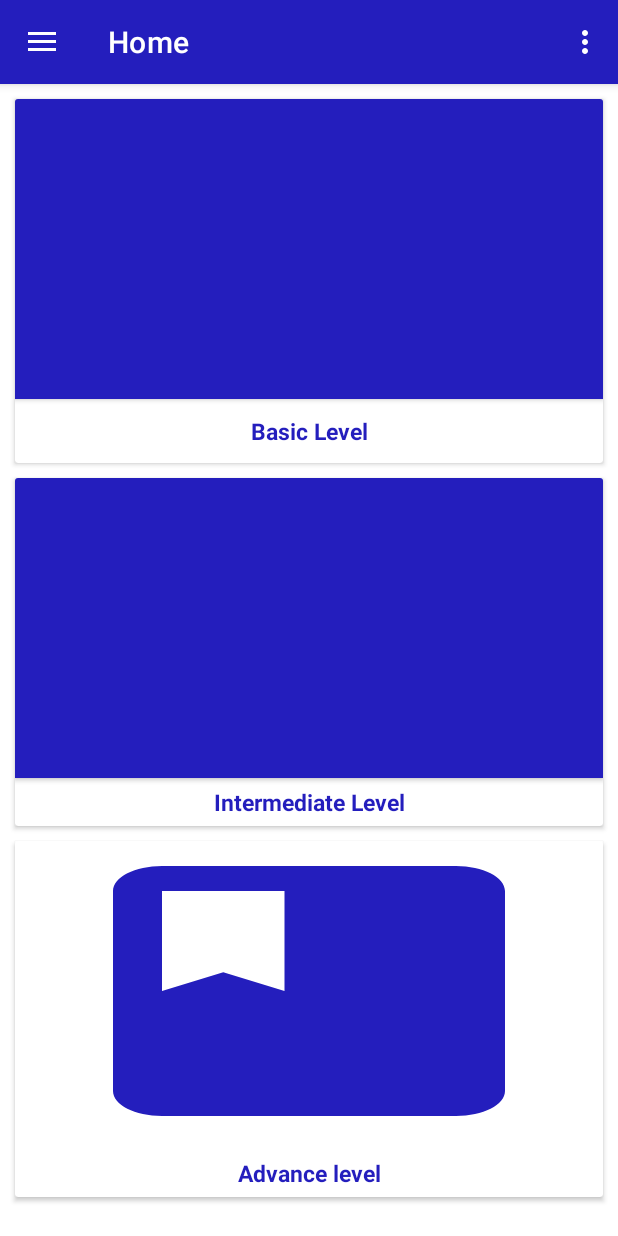
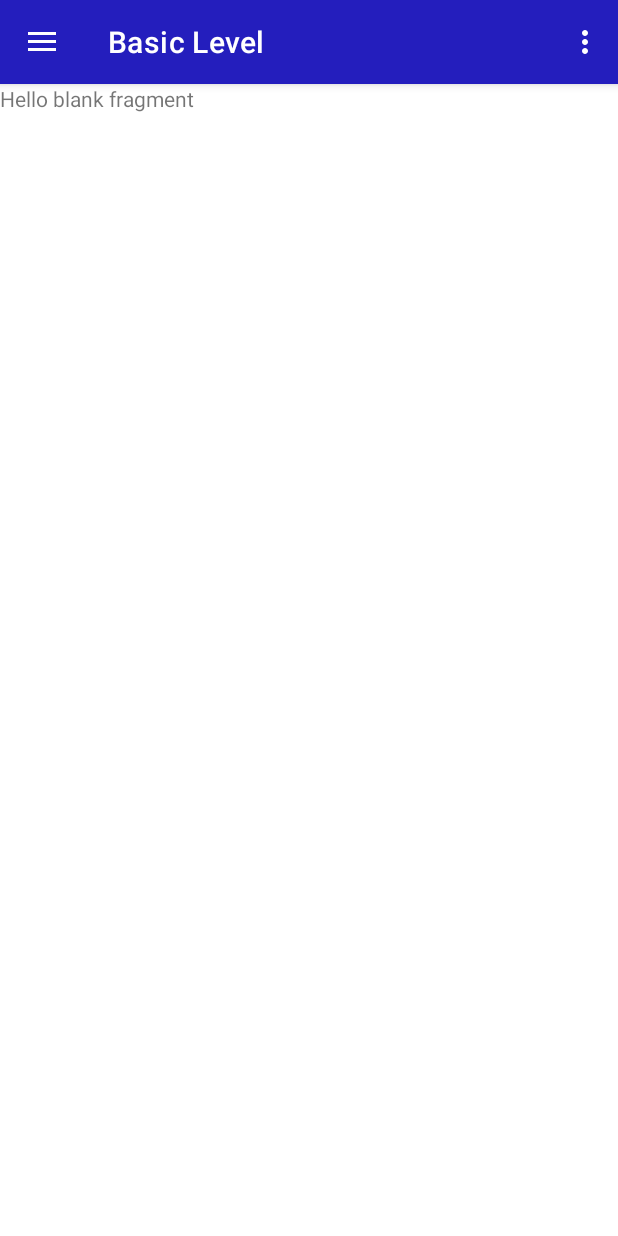
Before and after one commit to sruthi109/projectproto, an Android app: the MainActivity screen opened directly, with no data from a screen before it, after a tap on an icon or button, on a phone screen of 412 x 824 dp. Run offline under Robolectric (Android 15) with nearby library versions, the phone set to English and light mode, and no system bars; our stand-ins replace Firebase (no records; nobody signed in at launch, a user with empty details on screens opened directly), navigation-ui.

Commit message:
fragment working

```diff
--- a/app/build.gradle
+++ b/app/build.gradle
@@ -41,6 +41,8 @@ dependencies {
     implementation 'androidx.lifecycle:lifecycle-viewmodel-ktx:2.3.0'
     implementation 'com.google.firebase:firebase-auth:20.0.1'
     implementation 'com.google.firebase:firebase-firestore:22.0.0'
+    implementation 'androidx.lifecycle:lifecycle-extensions:2.2.0'
+    implementation 'androidx.legacy:legacy-support-v4:1.0.0'
     testImplementation 'junit:junit:4.+'
     androidTestImplementation 'androidx.test.ext:junit:1.1.2'
     implementation 'com.android.support:multidex:1.0.3'
--- a/app/src/main/java/com/example/learnfrench/AboutUs.java
+++ b/app/src/main/java/com/example/learnfrench/AboutUs.java
@@ -5,7 +5,9 @@ import android.view.LayoutInflater;
 import android.view.View;
 import android.view.ViewGroup;
 
-public class AboutUs {
+import androidx.fragment.app.Fragment;
+
+public class AboutUs  extends Fragment {
     public View onCreateView(LayoutInflater inflater, ViewGroup container,
                              Bundle savedInstanceState) {
         // Inflate the layout for this fragment
--- a/app/src/main/java/com/example/learnfrench/ui/advancelevel/AdvanceFragment.java
+++ b/app/src/main/java/com/example/learnfrench/ui/advancelevel/AdvanceFragment.java
@@ -1,5 +1,20 @@
 package com.example.learnfrench.ui.advancelevel;
 
-public class AdvanceFragment {
+import android.os.Bundle;
+import android.view.LayoutInflater;
+import android.view.View;
+import android.view.ViewGroup;
 
+import androidx.fragment.app.Fragment;
+
+import com.example.learnfrench.R;
+
+public class AdvanceFragment extends Fragment {
+
+
+    @Override
+    public View onCreateView(LayoutInflater inflater, ViewGroup container, Bundle savedInstanceState){
+        View root= inflater.inflate(R.layout.fragment_advance, container, false);
+        return root;
+    }
 }
--- a/app/src/main/java/com/example/learnfrench/ui/basicLevel/BasicFragment.java
+++ b/app/src/main/java/com/example/learnfrench/ui/basicLevel/BasicFragment.java
@@ -1,5 +1,23 @@
 package com.example.learnfrench.ui.basicLevel;
 
-public class BasicFragment {
+
+import android.os.Bundle;
+import android.view.LayoutInflater;
+import android.view.View;
+import android.view.ViewGroup;
+
+import androidx.fragment.app.Fragment;
+
+import com.example.learnfrench.R;
+
+public class BasicFragment extends Fragment {
+
+
+    @Override
+    public View onCreateView(LayoutInflater inflater, ViewGroup container, Bundle savedInstanceState){
+        View root= inflater.inflate(R.layout.fragment_basic, container, false);
+        return root;
+    }
+
 
 }
--- a/app/src/main/java/com/example/learnfrench/ui/home/HomeFragment.java
+++ b/app/src/main/java/com/example/learnfrench/ui/home/HomeFragment.java
@@ -13,6 +13,7 @@ import androidx.annotation.Nullable;
 import androidx.fragment.app.Fragment;
 import androidx.lifecycle.Observer;
 import androidx.lifecycle.ViewModelProvider;
+import androidx.lifecycle.ViewModelProviders;
 import androidx.navigation.Navigation;
 
 import com.example.learnfrench.R;
@@ -25,7 +26,7 @@ public class HomeFragment extends Fragment {
     public View onCreateView(@NonNull LayoutInflater inflater,
                              ViewGroup container, Bundle savedInstanceState) {
         homeViewModel =
-                new ViewModelProvider(this).get(HomeViewModel.class);
+                ViewModelProviders.of(this).get(HomeViewModel.class);
         View root = inflater.inflate(R.layout.fragment_home, container, false);
         basic=root.findViewById(R.id.basic);
         intermediate=root.findViewById(R.id.intermediate);
@@ -33,6 +34,7 @@ public class HomeFragment extends Fragment {
         TextView basicText=root.findViewById(R.id.basicText);
         TextView textintermediate=root.findViewById(R.id.textintermediate);
         TextView textadvance=root.findViewById(R.id.textadvance);
+
         basic.setOnClickListener(new View.OnClickListener() {
             @Override
             public void onClick(View v) {
--- a/app/src/main/java/com/example/learnfrench/ui/intermediatelevel/IntermediateFragment.java
+++ b/app/src/main/java/com/example/learnfrench/ui/intermediatelevel/IntermediateFragment.java
@@ -1,4 +1,21 @@
 package com.example.learnfrench.ui.intermediatelevel;
 
-public class IntermediateFragment {
+import android.os.Bundle;
+import android.view.LayoutInflater;
+import android.view.View;
+import android.view.ViewGroup;
+
+import androidx.fragment.app.Fragment;
+
+import com.example.learnfrench.R;
+
+public class IntermediateFragment extends Fragment {
+
+
+    @Override
+    public View onCreateView(LayoutInflater inflater, ViewGroup container, Bundle savedInstanceState){
+        View root= inflater.inflate(R.layout.fragment_intermediate, container, false);
+        return root;
+    }
+
 }
--- /dev/null
+++ b/app/src/main/res/layout/fragment_basic.xml
@@ -0,0 +1,14 @@
+<?xml version="1.0" encoding="utf-8"?>
+<FrameLayout xmlns:android="http://schemas.android.com/apk/res/android"
+    xmlns:tools="http://schemas.android.com/tools"
+    android:layout_width="match_parent"
+    android:layout_height="match_parent"
+    tools:context=".ui.basicLevel.BasicFragment">
+
+    <!-- TODO: Update blank fragment layout -->
+    <TextView
+        android:layout_width="match_parent"
+        android:layout_height="match_parent"
+        android:text="@string/hello_blank_fragment" />
+
+</FrameLayout>
--- a/app/src/main/res/navigation/mobile_navigation.xml
+++ b/app/src/main/res/navigation/mobile_navigation.xml
@@ -11,6 +11,38 @@
         android:label="@string/menu_home"
         tools:layout="@layout/fragment_home">
 
+        <action
+            android:id="@+id/action_nav_home_to_nav_Basic_level"
+            app:destination="@id/nav_Basic_level" />
+        <action
+            android:id="@+id/action_nav_home_to_nav_advance_level"
+            app:destination="@id/nav_advance_level" />
+        <action
+            android:id="@+id/action_nav_home_to_nav_intermediate_level"
+            app:destination="@id/nav_intermediate_level" />
+    </fragment>
+
+    <fragment
+        android:id="@+id/nav_advance_level"
+        android:name="com.example.learnfrench.ui.advancelevel.AdvanceFragment"
+        android:label="Advance Level"
+        tools:layout="@layout/fragment_advance">
+
+    </fragment>
+    <fragment
+        android:id="@+id/nav_Basic_level"
+        android:name="com.example.learnfrench.ui.basicLevel.BasicFragment"
+        android:label="Basic Level"
+        tools:layout="@layout/fragment_basic">
+
+    </fragment>
+
+    <fragment
+        android:id="@+id/nav_intermediate_level"
+        android:name="com.example.learnfrench.ui.intermediatelevel.IntermediateFragment"
+        android:label="Intermediate Level"
+        tools:layout="@layout/fragment_intermediate">
+
     </fragment>
 
 
--- a/app/src/main/res/values/strings.xml
+++ b/app/src/main/res/values/strings.xml
@@ -10,4 +10,6 @@
     <string name="menu_home">Home</string>
     <string name="menu_gallery">Gallery</string>
     <string name="menu_slideshow">Slideshow</string>
+    <!-- TODO: Remove or change this placeholder text -->
+    <string name="hello_blank_fragment">Hello blank fragment</string>
 </resources>
```
